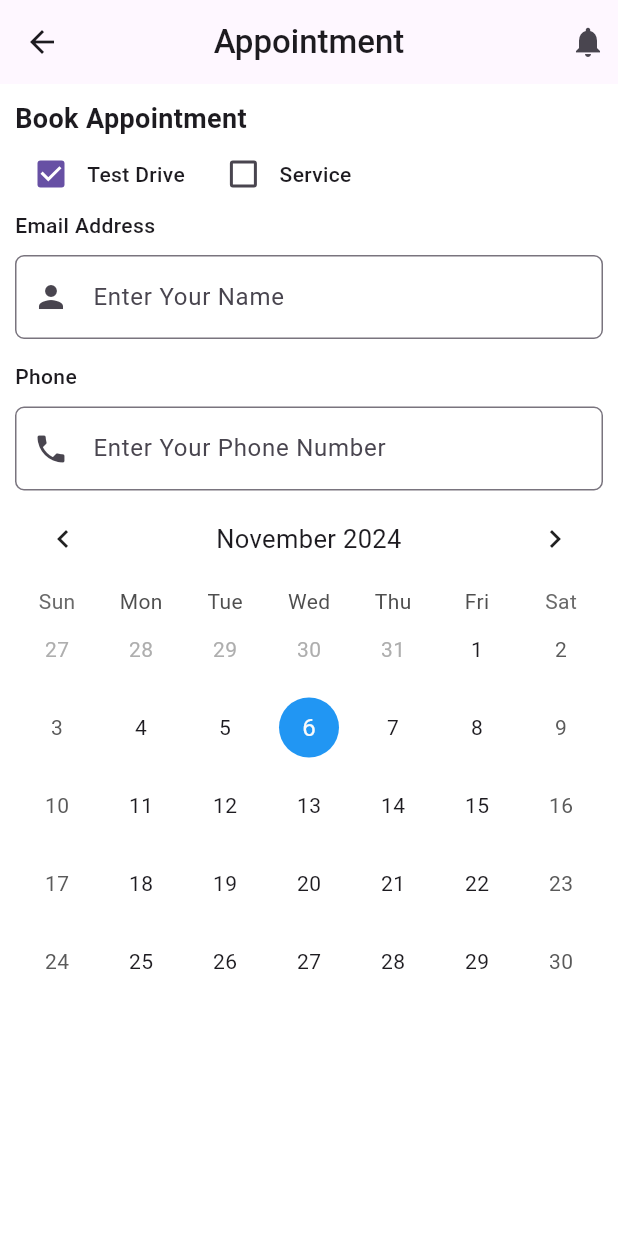
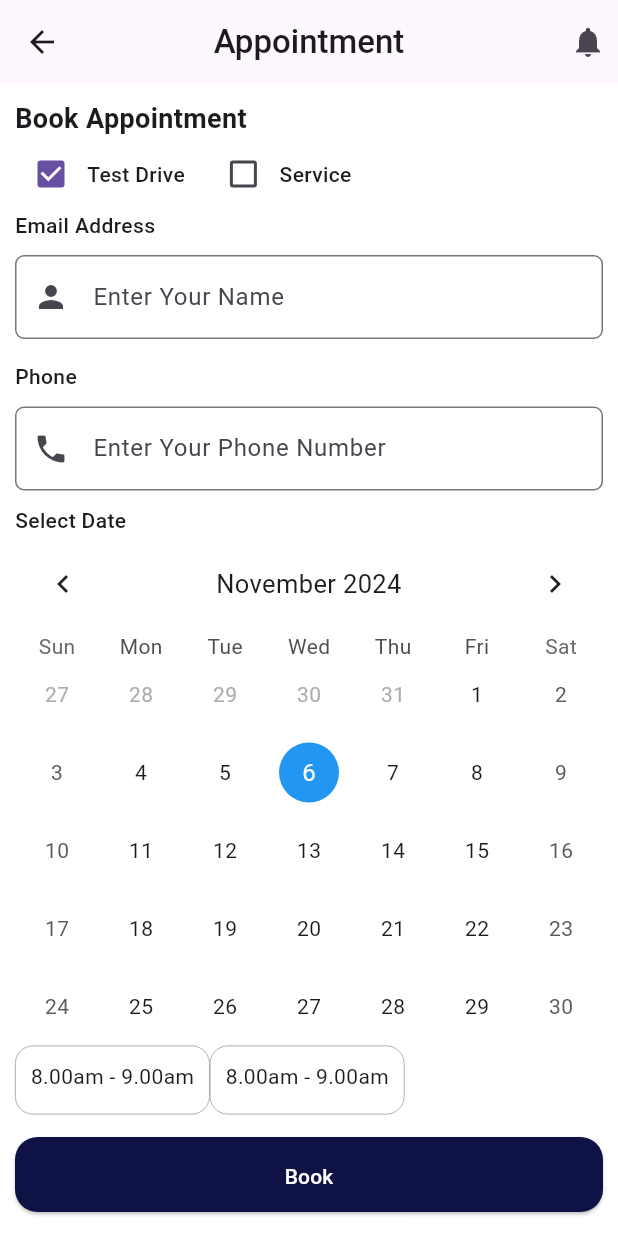
Before and after one commit to Tarikul69/car_01, a Flutter app: the appointment screen opened directly, on a phone screen of 412 x 824 dp. Run offline on Flutter 3.47's test engine with Material 3 defaults, Android fonts, the phone set to English and light mode, and no system bars; drawn by our look-alikes of table_calendar; our stand-ins replace font_awesome_flutter, get; missing offline and left inert: onboarding.

Commit message:
Appointment

```diff
--- a/lib/widgets/home/appointment.dart
+++ b/lib/widgets/home/appointment.dart
@@ -106,6 +106,9 @@
                   (value != null && value.contains('@'));
                 },
               ),
+              SizedBox(height: 10),
+              Text("Select Date",
+                  style: TextStyle(fontWeight: FontWeight.w500)),
               TableCalendar(
                 firstDay: DateTime.utc(2020, 1, 1),
                 lastDay: DateTime.utc(2030, 12, 31),
@@ -136,6 +139,25 @@
                   ),
                 ),
               ),
+              Row(
+                children: [
+                  card_01(),
+                  card_01(),
+                ],
+              ),
+              SizedBox(
+                height: 15,
+              ),
+              ElevatedButton(
+                  onPressed: () {},
+                  style: ElevatedButton.styleFrom(
+                      fixedSize: Size(MediaQuery.sizeOf(context).width, 50),
+                      backgroundColor: Color.fromARGB(255, 14, 18, 68),
+                      shape: RoundedRectangleBorder(
+                        borderRadius: BorderRadius.circular(15),
+                      ),
+                      padding: EdgeInsets.all(16)),
+                  child: Text("Book", style: TextStyle(color: Colors.white)))
             ],
           ),
         ),
@@ -143,3 +165,21 @@
     );
   }
 }
+
+//Card
+Widget card_01() {
+  return Container(
+    padding: EdgeInsets.all(10),
+    decoration: BoxDecoration(
+      borderRadius: BorderRadius.circular(12.0),
+      border: Border.all(
+        color: Color.fromARGB(255, 151, 150, 150), // Color of the border
+        width: .5,
+      ),
+    ),
+    child: SizedBox(
+      height: 25,
+      child: Text("8.00am - 9.00am"),
+    ),
+  );
+}
```
